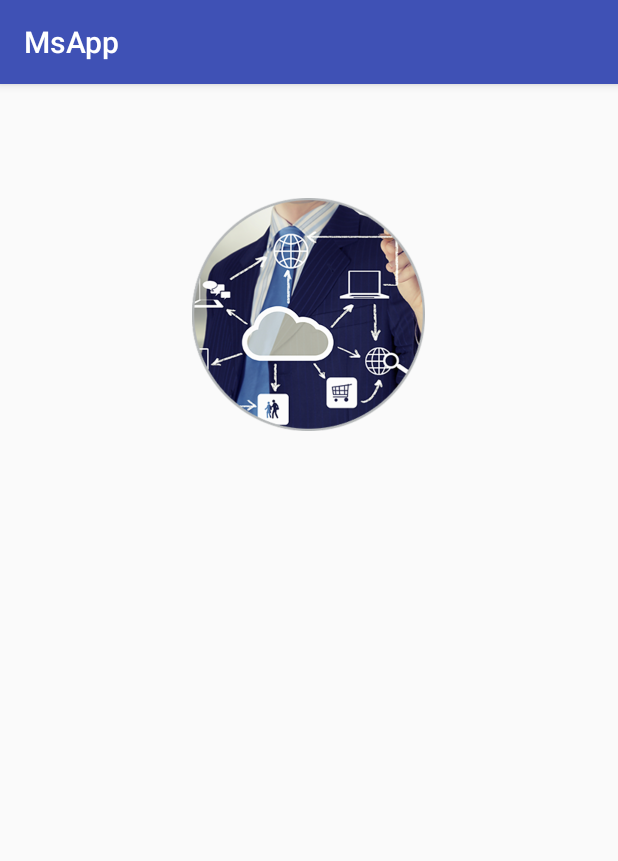
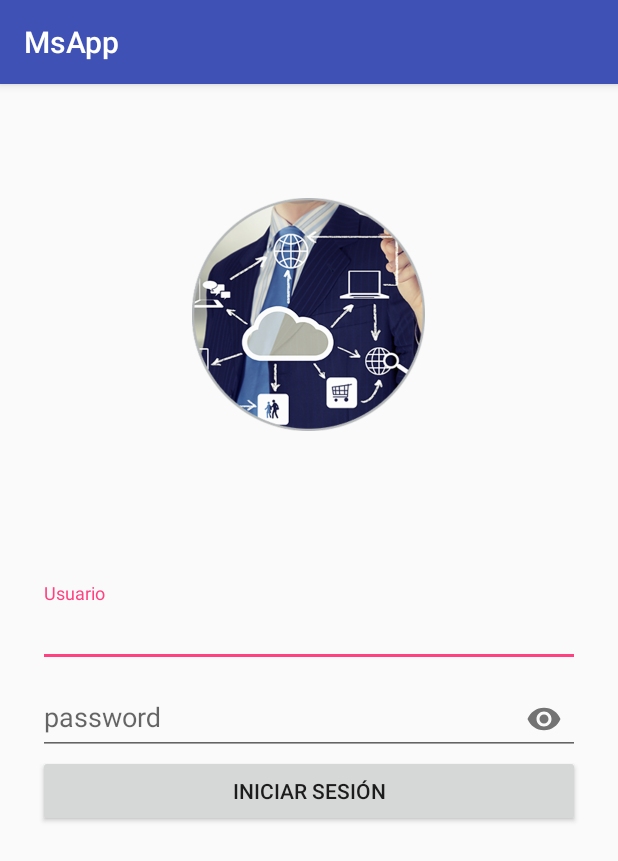
Before and after one commit to samo92/MsApp, an Android app: the screen it shows after launch (LoginActivity), on a phone screen of 412 x 824 dp. Shown: the top 861 px of the screen. Run offline under Robolectric (Android 15) with nearby library versions, the phone set to English and light mode, and no system bars.

Commit message:
preview login

```diff
--- a/app/src/main/res/layout/activity_login.xml
+++ b/app/src/main/res/layout/activity_login.xml
@@ -27,12 +27,54 @@
 
         </RelativeLayout>
 
-        <LinearLayout
+        <ScrollView
             android:layout_width="match_parent"
             android:layout_height="match_parent"
             android:layout_weight="0.4">
 
-        </LinearLayout>
+            <LinearLayout
+                android:layout_width="match_parent"
+                android:layout_height="match_parent"
+                android:orientation="vertical"
+                android:padding="25dp">
+
+                <android.support.design.widget.TextInputLayout
+                    android:layout_height="wrap_content"
+                    android:layout_width="match_parent">
+
+                    <android.support.design.widget.TextInputEditText
+                        android:layout_width="match_parent"
+                        android:layout_height="wrap_content"
+                        android:id="@+id/username"
+                        android:hint="@string/hint_username"
+                        android:inputType="phone"
+                        android:maxLength="10"/>
+
+                </android.support.design.widget.TextInputLayout>
+
+                <android.support.design.widget.TextInputLayout
+                    android:layout_height="wrap_content"
+                    android:layout_width="match_parent"
+                    app:passwordToggleEnabled="true">
+
+                    <android.support.design.widget.TextInputEditText
+                        android:layout_width="match_parent"
+                        android:layout_height="wrap_content"
+                        android:id="@+id/password"
+                        android:hint="@string/hint_password"
+                        android:inputType="textPassword"
+                        android:maxLength="7"/>
+
+                </android.support.design.widget.TextInputLayout>
+
+                <Button
+                    android:layout_width="match_parent"
+                    android:layout_height="match_parent"
+                    android:text="@string/button_login"/>
+
+            </LinearLayout>
+
+        </ScrollView>
 
     </LinearLayout>
 
--- a/app/src/main/res/values/strings.xml
+++ b/app/src/main/res/values/strings.xml
@@ -1,3 +1,6 @@
 <resources>
     <string name="app_name">MsApp</string>
+    <string name="hint_username">Usuario</string>
+    <string name="hint_password">password</string>
+    <string name="button_login">INICIAR SESIÓN</string>
 </resources>
```
